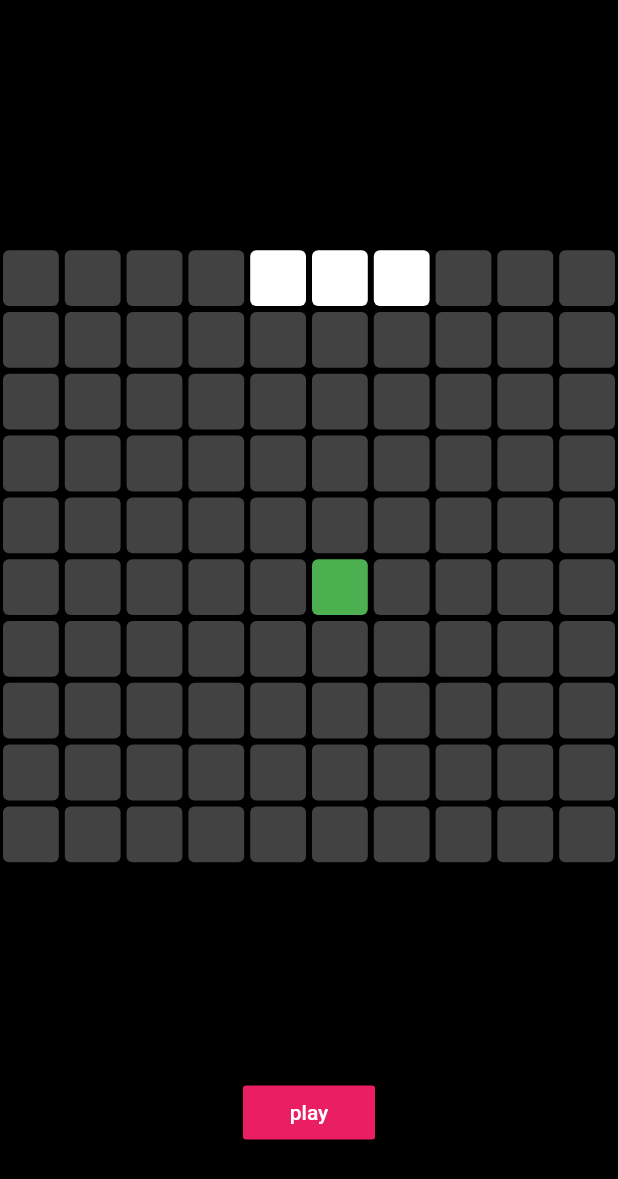
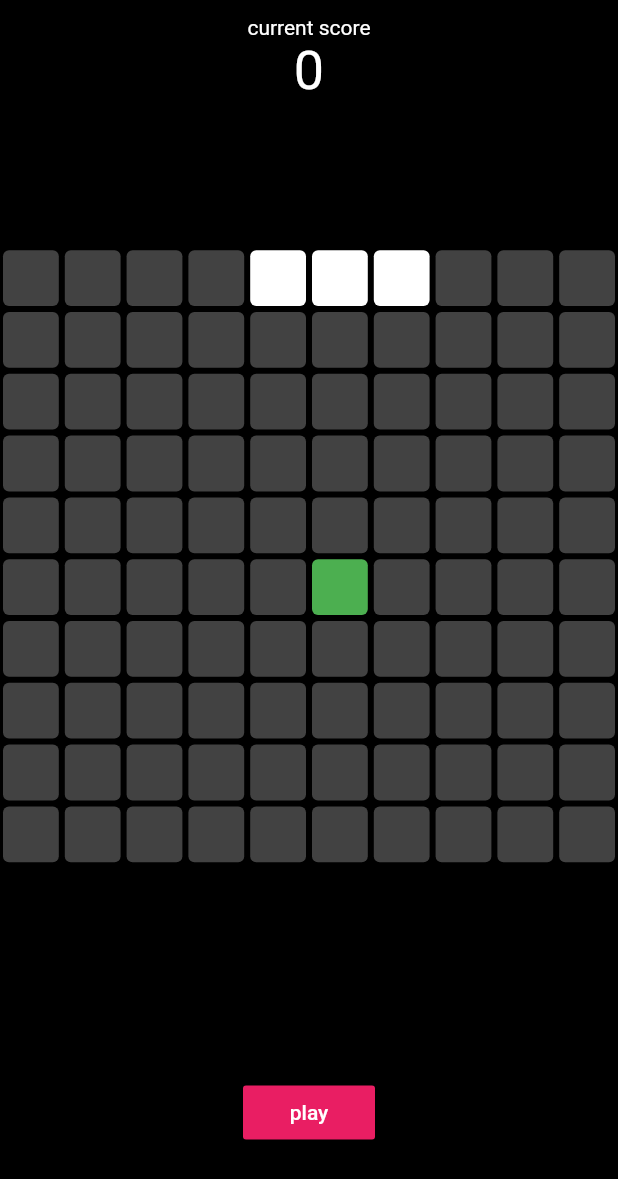
Before and after one commit to zahraakbari1234/flutterclassrepo, a Flutter app: the screen it shows after launch, after a tap on "play", on a phone screen of 412 x 824 dp. Shown: the top 1179 px of the screen. Run offline on Flutter 3.47's test engine with Material 2 defaults, Android fonts, the phone set to English and light mode, and no system bars; our stand-ins replace audioplayers.

Commit message:
complete game

```diff
--- a/snake_game/lib/home_page.dart
+++ b/snake_game/lib/home_page.dart
@@ -1,10 +1,9 @@
 import 'dart:async';
-
+import 'dart:math';
 import 'package:flutter/material.dart';
 import 'package:snake_game/blank_pixel.dart';
 import 'package:snake_game/snake_pixel.dart';
 import 'food_pixel.dart';
-import 'package:async/async.dart';
 
 class HomePage extends StatefulWidget {
   const HomePage({Key? key}) : super(key: key);
@@ -24,26 +23,54 @@
   List<int> snakePos = [0 , 1 , 2];
   int foodPos = 55 ;
   var currentDirection = SnakeDirection.right;
+  int currentScore = 0 ;
+
   void startGame (){
     _isFistTimePressed = false ;
-    Timer.periodic(const Duration(milliseconds: 300), (timer) {
+    Timer.periodic(  const Duration(milliseconds: 300), (timer) {
       setState(() {
         moveSnake();
+        if(gameOver()){
+          print('game over');
+          timer.cancel();
+
+          showDialog(context: context, builder: (context){
+            return  AlertDialog(
+              title: const Text('GAME OVER'),
+              content: Text( "your current score is $currentScore") ,
+
+            );
+          });
+        }
       });
     });
   }
+
+  void eatFood(){
+    while(snakePos.contains(foodPos)){
+      currentScore ++;
+      foodPos = Random().nextInt(TotalNumberOFSquares);
+
+    }
+  }
+
+  bool gameOver (){
+    List<int> snakeBody = snakePos.sublist(0 , snakePos.length - 1);
+    if(snakeBody.contains(snakePos.last)){
+      return true;
+    }
+      return false ;
+  }
+
   void moveSnake () {
     switch (currentDirection) {
       case SnakeDirection.right:
         {
           if (snakePos.last % rowSize == 9) {
             snakePos.add(snakePos.last + 1 - rowSize);
-            snakePos.removeAt(0);
           }
           else {
             snakePos.add(snakePos.last + 1);
-            snakePos.removeAt(0);
-
           }
         }
         break;
@@ -51,13 +78,9 @@
         {
           if (snakePos.last % rowSize == 0) {
             snakePos.add(snakePos.last - 1 + rowSize);
-            snakePos.removeAt(0);
-
           }
           else {
             snakePos.add(snakePos.last - 1);
-            snakePos.removeAt(0);
-
           }
         }
         break;
@@ -65,13 +88,9 @@
         {
           if (snakePos.last < rowSize) {
             snakePos.add(snakePos.last - rowSize + TotalNumberOFSquares);
-            snakePos.removeAt(0);
-
           }
           else {
             snakePos.add(snakePos.last - rowSize);
-            snakePos.removeAt(0);
-
           }
         }
         break;
@@ -79,17 +98,19 @@
         {
           if (snakePos.last + rowSize > TotalNumberOFSquares) {
             snakePos.add(snakePos.last + rowSize - TotalNumberOFSquares);
-            snakePos.removeAt(0);
-
           }
           else {
             snakePos.add(snakePos.last + rowSize);
-            snakePos.removeAt(0);
-
           }
         }
         break;
       default:
+    }
+
+    if(snakePos.last == foodPos){
+      eatFood();
+    }else{
+      snakePos.removeAt(0);
     }
   }
 
@@ -98,7 +119,25 @@
     return Column(
       children: [
         Expanded(
-          child: Container(
+          child: SafeArea(
+            child: Container(
+              margin: const EdgeInsets.only(top: 10),
+              child: Row(
+                mainAxisAlignment: MainAxisAlignment.spaceEvenly,
+                children: [
+                  Column(
+                    children: [
+                      const Text("current score"),
+                      Text(currentScore.toString(),
+                      style: const TextStyle(
+                        fontSize: 36,
+                      ),
+                      )
+                    ],
+                  )
+                ],
+              ),
+            ),
           ),
         ),
         Expanded(
```
